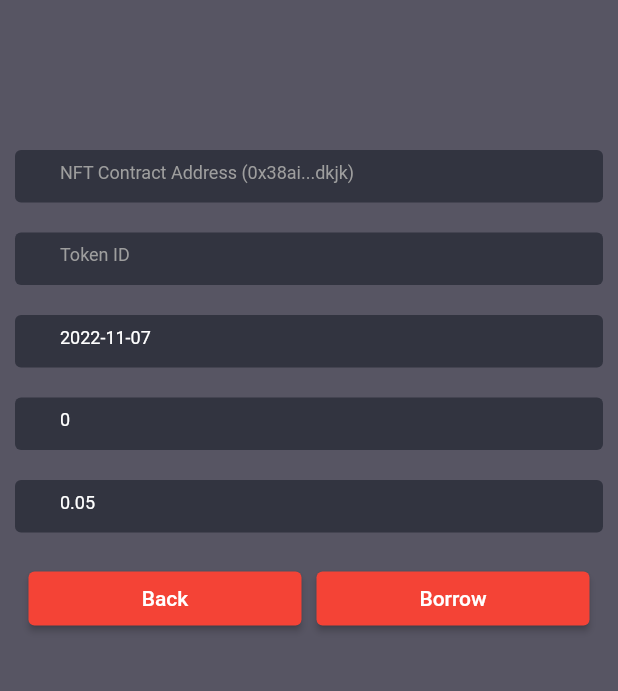
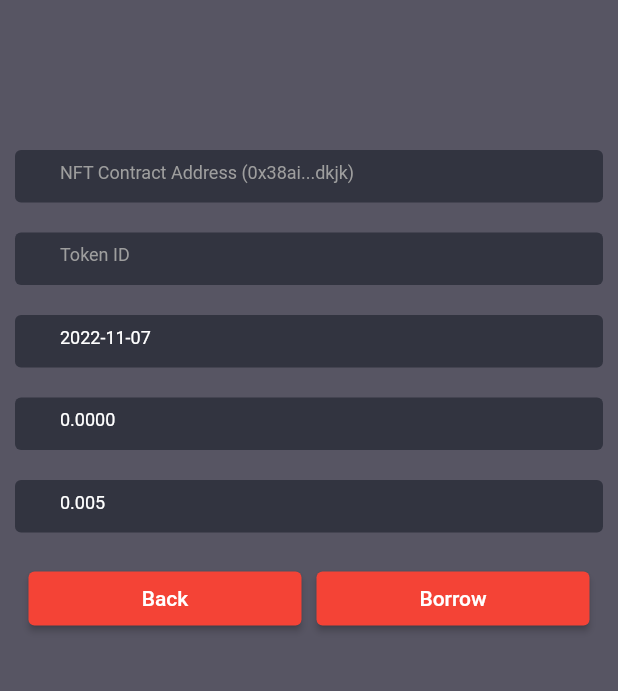
Before and after one commit to tokyo-web3-hackathon-team/lease, a Flutter app: the BorrowPage screen opened by its route, on a phone screen of 412 x 824 dp, the part 120-811 px from its top. Run offline on Flutter 3.47's test engine with Material 2 defaults, Android fonts, the phone set to English and light mode, and no system bars; our stand-ins replace flutter_dotenv, flutter_hooks, flutter_riverpod, flutter_svg, freezed_annotation, hooks_riverpod; missing offline and left inert: flutter_web3, walletconnect_dart, web3dart; Roboto replaces fonts that are missing (Sofia Pro).

Commit message:
modify number format

```diff
--- a/nft_lending_page/lib/pages/borrow_page.dart
+++ b/nft_lending_page/lib/pages/borrow_page.dart
@@ -1,3 +1,5 @@
+import 'dart:math';
+
 import 'package:flutter/material.dart';
 import 'package:flutter/services.dart';
 import 'package:flutter_hooks/flutter_hooks.dart';
@@ -13,11 +15,12 @@ class BorrowPage extends HookConsumerWidget {
   BorrowPage({super.key});
 
   final textEditingController = TextEditingController();
-  final returnFee = 0.05;
+  final returnFee = 0.005;
   final defaultRentalPeriod = DateTime.now().add(const Duration(days: 1));
   final hour = 23;
   final minute = 59;
   final second = 59;
+  final formatter = NumberFormat("#,##0.0000");
 
   Future _getDate(
       BuildContext context, ValueNotifier<DateTime> rentalPeriod) async {
@@ -52,7 +55,8 @@ class BorrowPage extends HookConsumerWidget {
         hour,
         minute,
         second));
-    final rentalFee = useState(BigInt.from(ref.watch(offerProvider).currentOffer?.rentalPrice ?? 0));
+    var rentalFeeEth = formatter.format(((ref.watch(offerProvider).currentOffer?.rentalPrice ?? 0) / pow(10, 18)) * (86400 / 15));
+    final rentalFeeWei = useState(BigInt.from(ref.watch(offerProvider).currentOffer?.rentalPrice ?? 0));
 
     useEffect(() {
       textEditingController.text =
@@ -89,13 +93,12 @@ class BorrowPage extends HookConsumerWidget {
             ),
             const SizedBox(height: 20),
             CustomizedTextFormField(
-              initialValue: rentalFee.value.toString(),
+              initialValue: rentalFeeEth.toString(),
               enabled: false,
               inputFormats: [
                 FilteringTextInputFormatter.allow(RegExp(r'^\d*\.?\d*$'))
               ],
               hintText: 'Rental Fee [ETH] (You receive from borrower.)',
-              onChanged: (e) => rentalFee.value = BigInt.parse(e),
             ),
             const SizedBox(height: 20),
             CustomizedTextFormField(
@@ -119,7 +122,7 @@ class BorrowPage extends HookConsumerWidget {
                     ref
                         .read(offerProvider.notifier)
                         .borrow(contractAddress.value, tokenId.value,
-                            rentalPeriod.value, rentalFee.value)
+                            rentalPeriod.value, rentalFeeWei.value)
                         .then((bool result) {
                       if (result) {
                         ref.read(menuProvider.notifier).setCurrentIndex(1);
--- a/nft_lending_page/lib/pages/explore_page.dart
+++ b/nft_lending_page/lib/pages/explore_page.dart
@@ -100,7 +100,7 @@ class FeedCard extends StatelessWidget {
     required this.onPressed,
   }) : super(key: key);
 
-  final formatter = NumberFormat("#,###.0000");
+  final formatter = NumberFormat("#,##0.0000");
   final OfferState offer;
   final void Function()? onPressed;
 
```
